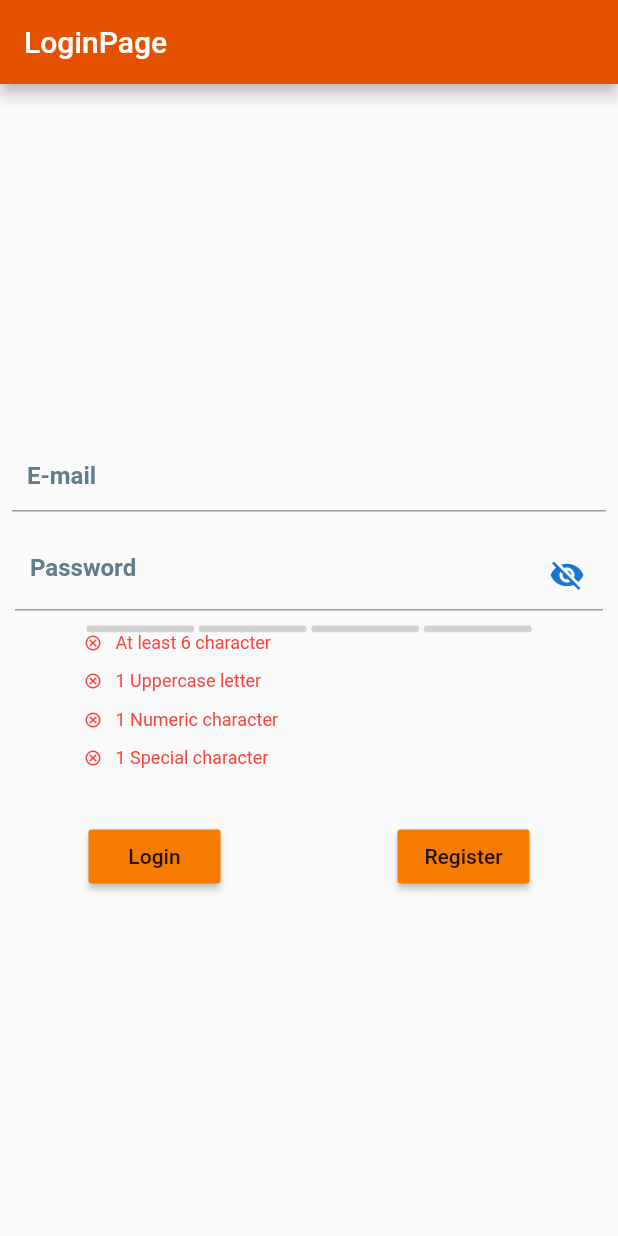
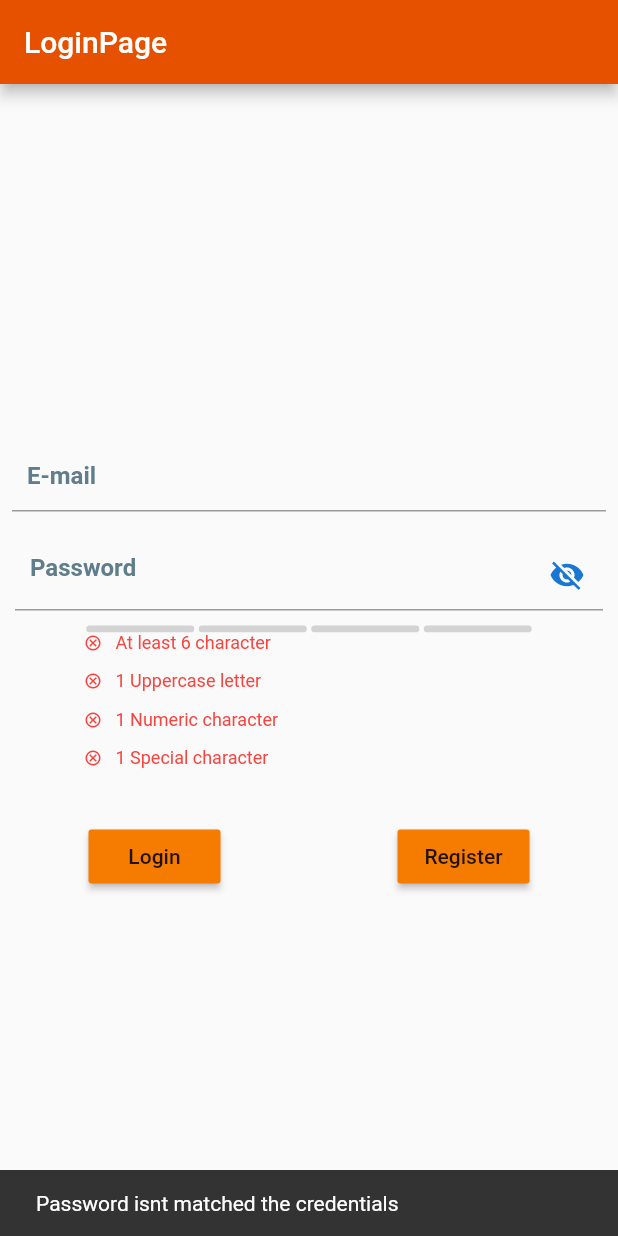
Before and after one commit to Kodluyoruz-Flutter-Bootcamp/week3odev3-kHealer, a Flutter app: the screen it shows after launch, after a tap on "Register", on a phone screen of 412 x 824 dp. Run offline on Flutter 3.47's test engine with Material 2 defaults, Android fonts, the light colour scheme and no system bars; drawn by our look-alikes of flutter_pw_validator; our stand-ins replace animated_splash_screen, cloud_firestore, firebase_auth, firebase_core, lottie, sqflite; accounts and stored records are empty; network calls fail.

Commit message:
Splash screen eklendi-validation düzeltildi

```diff
--- a/lib/login_page.dart
+++ b/lib/login_page.dart
@@ -15,7 +15,10 @@ class _LoginPageState extends State<LoginPage> {
   final TextEditingController emailController = TextEditingController();
   final TextEditingController passwordController = TextEditingController();
 
+  bool isValid = false;
+
   Future<void> register() async {
+    if (isValid) {
       await FirebaseAuth.instance
           .createUserWithEmailAndPassword(
               email: emailController.text, password: passwordController.text)
@@ -28,6 +31,10 @@ class _LoginPageState extends State<LoginPage> {
           "UserPassword": passwordController.text,
         });
       });
+    } else {
+      ScaffoldMessenger.of(context).showSnackBar(new SnackBar(
+          content: new Text("Password isnt matched the credentials")));
+    }
   }
 
   login() {
@@ -108,15 +115,13 @@ class _LoginPageState extends State<LoginPage> {
                   width: 300,
                   height: 130,
                   onSuccess: () {
+                    isValid = true;
                     login();
                     ScaffoldMessenger.of(context).showSnackBar(new SnackBar(
                         content:
                             new Text("Password is matched the credentials")));
                   },
-                    onFail: () {
-                      // ScaffoldMessenger.of(context).showSnackBar(new SnackBar(
-                      //     content: new Text("Password is not Matched")));
-                    }),
+                ),
                 Row(
                   mainAxisAlignment: MainAxisAlignment.spaceAround,
                   children: [
--- a/lib/main.dart
+++ b/lib/main.dart
@@ -1,11 +1,43 @@
+import 'package:animated_splash_screen/animated_splash_screen.dart';
 import 'package:firebase_core/firebase_core.dart';
 import 'package:flutter/material.dart';
 import 'package:odev_baslangic_shared_pref_start/login_page.dart';
+import 'package:lottie/lottie.dart';
 
 Future<void> main() async {
   WidgetsFlutterBinding.ensureInitialized();
   await Firebase.initializeApp();
   runApp(MyApp());
+}
+
+class SplashScreen extends StatelessWidget {
+  const SplashScreen({super.key});
+
+  @override
+  Widget build(BuildContext context) {
+    return AnimatedSplashScreen(
+      splash: Column(
+        children: [
+          Lottie.asset("assets/education.json"),
+          // Image.asset("assets/logo_icon2.png"),
+          // const Text(
+          //   "Grade app",
+          //   style: TextStyle(
+          //     fontSize: 40,
+          //     fontWeight: FontWeight.bold,
+          //     color: Colors.black,
+          //   ),
+          // )
+        ],
+      ),
+      backgroundColor: Colors.red,
+      nextScreen: const LoginPage(),
+      splashIconSize: 250,
+      duration: 3200,
+      splashTransition: SplashTransition.fadeTransition,
+      animationDuration: const Duration(seconds: 4),
+    );
+  }
 }
 
 class MyApp extends StatelessWidget {
@@ -14,7 +46,7 @@ class MyApp extends StatelessWidget {
   @override
   Widget build(BuildContext context) {
     return MaterialApp(
-      home: LoginPage(),
+      home: const SplashScreen(),
     );
   }
 }
```
Also changed, not shown: assets/education.json (added, +1 -0 lines), pubspec.yaml (+4 -3 lines), assets/logo_icon.png (added), assets/logo_icon2.png (added), pubspec.lock. Lines whose indentation alone changed are shown as unchanged.
